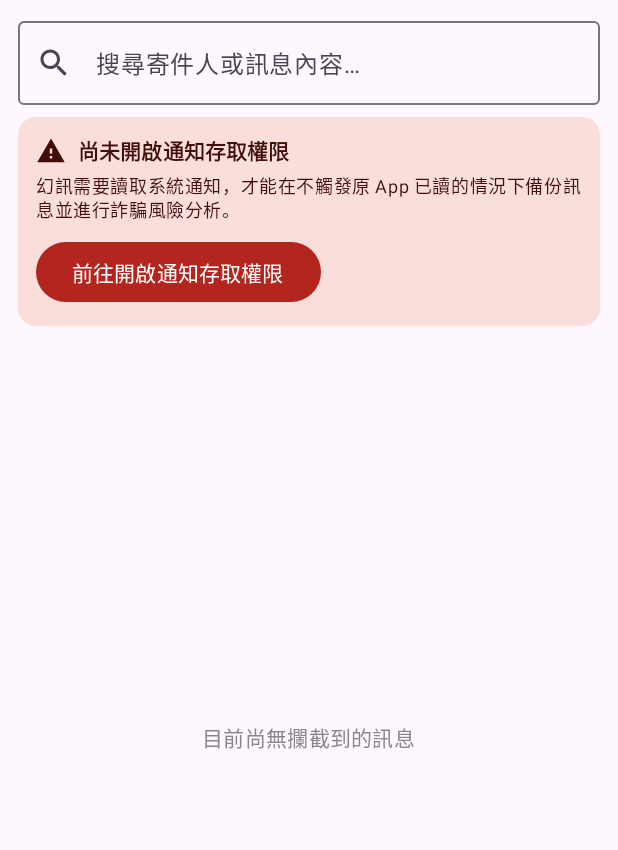
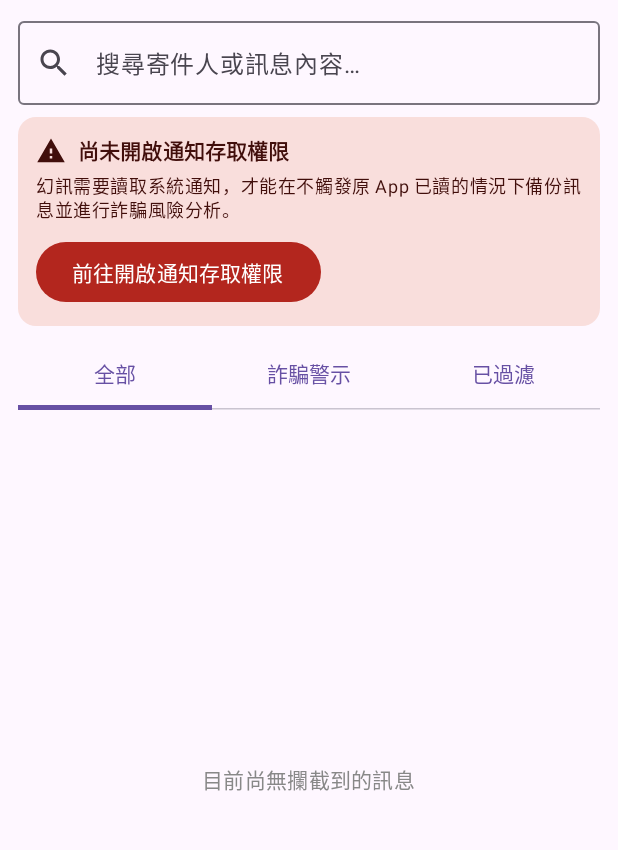
Before and after one commit to Yujyewei/PhantomCheck, an Android app built with Jetpack Compose: the screen it shows after launch (MainActivity), on a phone screen of 412 x 824 dp, the part 81-931 px from its top. Run offline under Robolectric (Android 15) with nearby library versions, the phone set to English and light mode, and no system bars; our stand-ins replace Room's generated code.

Commit message:
[feature] 主畫面分頁：全部／詐騙警示／已過濾 三個 Tab (#16)
Co-authored-by: eric11yothelast-Hwanshen <354250133+eric11yothelast-Hwanshen@users.noreply.github.com>

```diff
--- a/app/src/main/java/com/phantom/checker/data/AppDatabase.kt
+++ b/app/src/main/java/com/phantom/checker/data/AppDatabase.kt
@@ -35,6 +35,9 @@ interface MessageDao {
     @Query("SELECT * FROM messages WHERE riskLabel = 'scam' ORDER BY timestamp DESC")
     suspend fun scams(): List<MessageEntity>
 
+    @Query("SELECT * FROM messages WHERE isFiltered = 1 ORDER BY timestamp DESC")
+    suspend fun filtered(): List<MessageEntity>
+
     @Insert
     suspend fun insert(msg: MessageEntity): Long
 
--- a/app/src/main/java/com/phantom/checker/ui/MainActivity.kt
+++ b/app/src/main/java/com/phantom/checker/ui/MainActivity.kt
@@ -33,6 +33,8 @@ import androidx.compose.material3.IconButton
 import androidx.compose.material3.MaterialTheme
 import androidx.compose.material3.OutlinedTextField
 import androidx.compose.material3.Scaffold
+import androidx.compose.material3.Tab
+import androidx.compose.material3.TabRow
 import androidx.compose.material3.Text
 import androidx.compose.runtime.Composable
 import androidx.compose.runtime.DisposableEffect
@@ -85,12 +87,20 @@ private fun isPostNotificationsGranted(context: Context): Boolean {
     }
 }
 
+private enum class MainTab(val title: String) {
+    ALL("全部"),
+    SCAMS("詐騙警示"),
+    FILTERED("已過濾")
+}
+
 @Composable
 fun PhantomCheckApp() {
     val ctx = LocalContext.current
     val appCtx = ctx.applicationContext
 
+    var selectedTab by remember { mutableStateOf(MainTab.ALL) }
     var messages by remember { mutableStateOf(listOf<MessageEntity>()) }
+    var activeFilterKeywords by remember { mutableStateOf(listOf<String>()) }
     var searchQuery by remember { mutableStateOf("") }
     var isLoading by remember { mutableStateOf(true) }
     var refreshTrigger by remember { mutableIntStateOf(0) }
@@ -131,17 +141,34 @@ fun PhantomCheckApp() {
         }
     }
 
-    // 載入 recent() 或依搜尋關鍵字呼叫 search()（300ms debounce）
-    LaunchedEffect(searchQuery, refreshTrigger) {
+    // 依分頁載入訊息，或進行跨分頁搜尋（300ms debounce）
+    LaunchedEffect(selectedTab, searchQuery, refreshTrigger) {
         val q = searchQuery.trim()
         if (q.isNotEmpty()) {
             delay(300L)
         }
         isLoading = true
-        messages = withContext(Dispatchers.IO) {
-            val dao = AppDatabaseHolder.db(appCtx).messageDao()
-            if (q.isEmpty()) dao.recent() else dao.search(q)
+        val (loadedMessages, loadedKeywords) = withContext(Dispatchers.IO) {
+            val db = AppDatabaseHolder.db(appCtx)
+            val messageDao = db.messageDao()
+            val msgs = if (q.isNotEmpty()) {
+                messageDao.search(q)
+            } else {
+                when (selectedTab) {
+                    MainTab.ALL -> messageDao.recent()
+                    MainTab.SCAMS -> messageDao.scams()
+                    MainTab.FILTERED -> messageDao.filtered()
+                }
+            }
+            val keywords = if (selectedTab == MainTab.FILTERED || msgs.any { it.isFiltered }) {
+                db.filterDao().active().map { it.keyword }
+            } else {
+                emptyList()
+            }
+            msgs to keywords
         }
+        messages = loadedMessages
+        activeFilterKeywords = loadedKeywords
         isLoading = false
     }
 
@@ -222,6 +249,18 @@ fun PhantomCheckApp() {
 
             Spacer(Modifier.height(8.dp))
 
+            TabRow(selectedTabIndex = selectedTab.ordinal) {
+                MainTab.entries.forEach { tab ->
+                    Tab(
+                        selected = selectedTab == tab,
+                        onClick = { selectedTab = tab },
+                        text = { Text(tab.title) }
+                    )
+                }
+            }
+
+            Spacer(Modifier.height(8.dp))
+
             when {
                 isLoading && messages.isEmpty() -> {
                     Box(
@@ -232,12 +271,21 @@ fun PhantomCheckApp() {
                     }
                 }
                 messages.isEmpty() -> {
+                    val emptyText = if (searchQuery.isNotBlank()) {
+                        "找不到符合「$searchQuery」的訊息"
+                    } else {
+                        when (selectedTab) {
+                            MainTab.ALL -> "目前尚無攔截到的訊息"
+                            MainTab.SCAMS -> "目前尚無詐騙警示訊息"
+                            MainTab.FILTERED -> "目前尚無已過濾的訊息"
+                        }
+                    }
                     Box(
                         modifier = Modifier.fillMaxSize(),
                         contentAlignment = Alignment.Center
                     ) {
                         Text(
-                            text = if (searchQuery.isBlank()) "目前尚無攔截到的訊息" else "找不到符合「$searchQuery」的訊息",
+                            text = emptyText,
                             style = MaterialTheme.typography.bodyMedium,
                             color = Color.Gray
                         )
@@ -246,7 +294,18 @@ fun PhantomCheckApp() {
                 else -> {
                     LazyColumn(modifier = Modifier.fillMaxSize()) {
                         items(messages, key = { it.id }) { m ->
-                            MessageCard(message = m)
+                            val matchedKeywords = if (selectedTab == MainTab.FILTERED || m.isFiltered) {
+                                activeFilterKeywords.filter { kw ->
+                                    m.content.contains(kw, ignoreCase = true)
+                                }
+                            } else {
+                                emptyList()
+                            }
+                            MessageCard(
+                                message = m,
+                                highlightAsScam = selectedTab == MainTab.SCAMS,
+                                matchedKeywords = matchedKeywords
+                            )
                         }
                     }
                 }
```
Also changed, not shown: app/src/main/java/com/phantom/checker/ui/Components.kt (+41 -4 lines).
